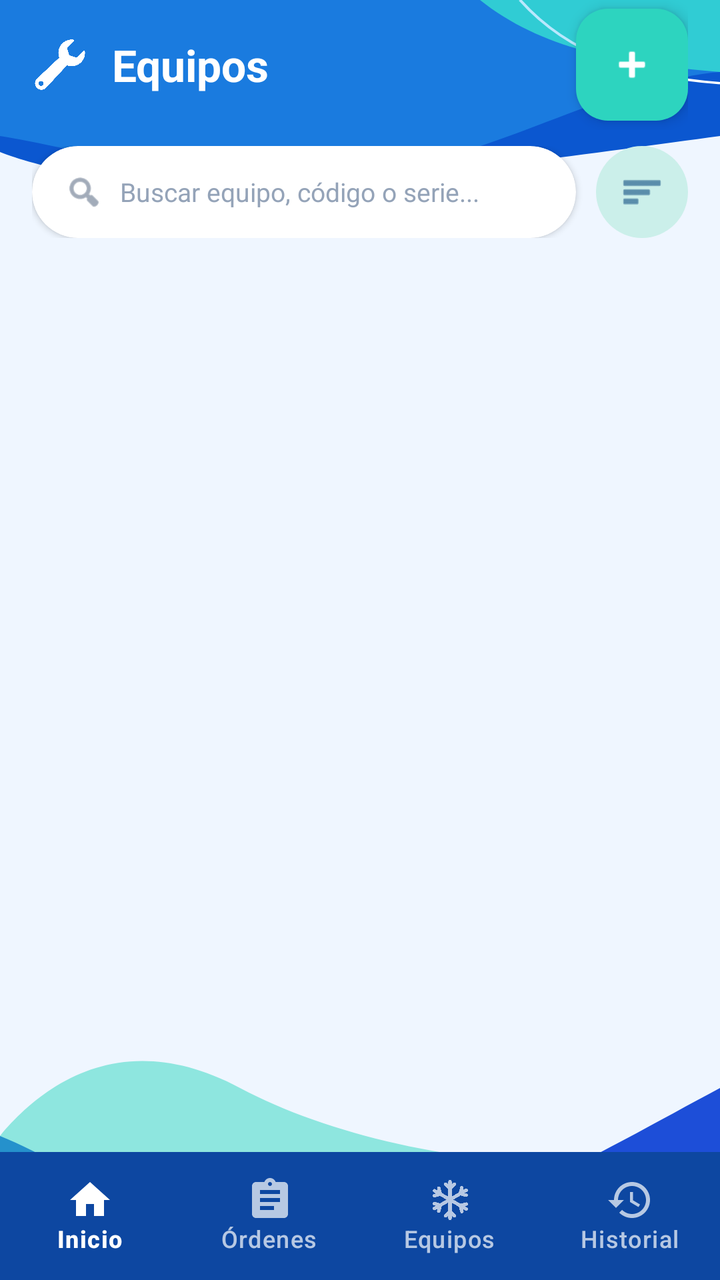
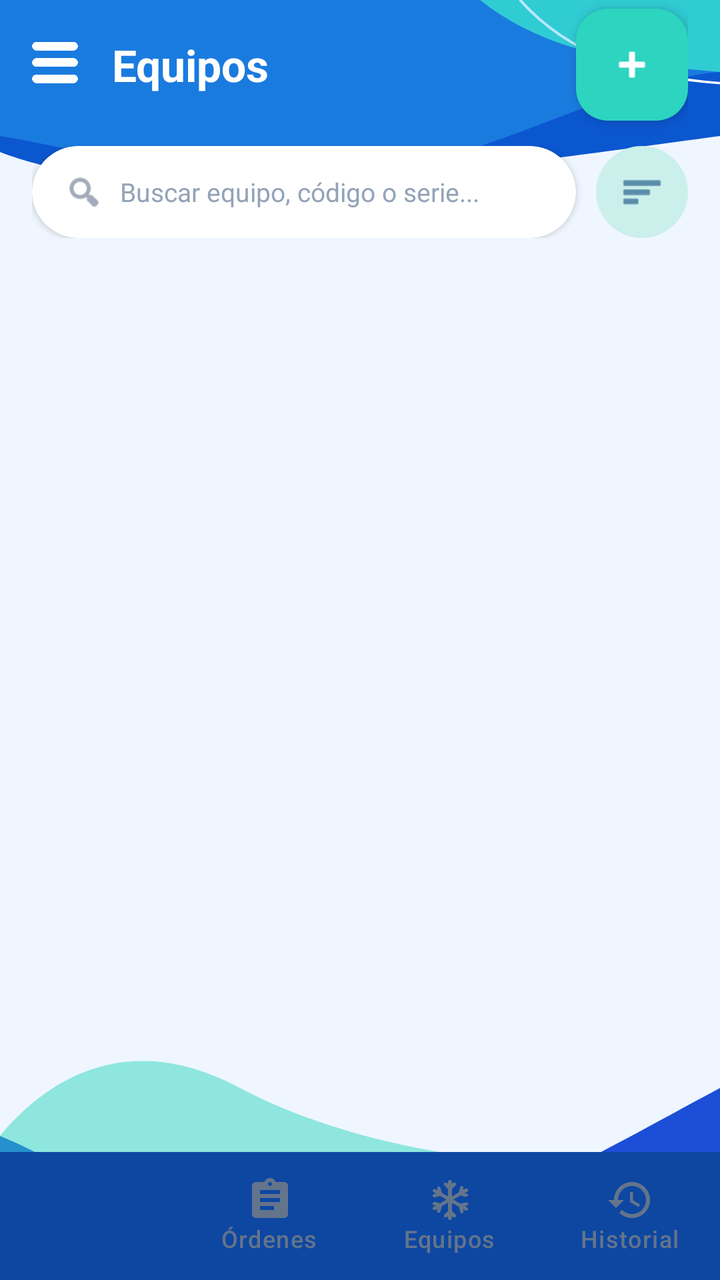

Compare the two renders of this Android layout. The source of the first and the diff that turns it into the second are given below.
<!-- AndroidManifest.xml: application theme Theme.ClimaTrack -->
<!-- res/layout/activity_equipos.xml -->
<?xml version="1.0" encoding="utf-8"?>
<androidx.constraintlayout.widget.ConstraintLayout
    xmlns:android="http://schemas.android.com/apk/res/android"
    xmlns:app="http://schemas.android.com/apk/res-auto"
    xmlns:tools="http://schemas.android.com/tools"
    android:layout_width="match_parent"
    android:layout_height="match_parent"
    android:background="@drawable/bg_detalle_orden"
    tools:context=".activities.EquiposActivity">

    
    <RelativeLayout
        android:id="@+id/headerToolbar"
        android:layout_width="match_parent"
        android:layout_height="65dp"
        android:paddingStart="16dp"
        android:paddingEnd="16dp"
        app:layout_constraintTop_toTopOf="parent">

        <ImageView
            android:id="@+id/iconHeader"
            android:layout_width="28dp"
            android:layout_height="28dp"
            android:layout_centerVertical="true"
            android:src="@drawable/ic_llave"
            app:tint="@color/white" />

        <TextView
            android:layout_width="wrap_content"
            android:layout_height="wrap_content"
            android:layout_centerVertical="true"
            android:layout_marginStart="12dp"
            android:layout_toEndOf="@id/iconHeader"
            android:text="Equipos"
            android:textColor="@color/white"
            android:textSize="22sp"
            android:textStyle="bold" />

        
        <com.google.android.material.floatingactionbutton.FloatingActionButton
            android:id="@+id/btnAgregarEquipo"
            android:layout_width="wrap_content"
            android:layout_height="wrap_content"
            android:layout_alignParentEnd="true"
            android:layout_centerVertical="true"
            android:contentDescription="Agregar"
            android:src="@android:drawable/ic_input_add"
            app:backgroundTint="#2DD4BF"
            app:borderWidth="0dp"
            app:elevation="4dp"
            app:fabSize="mini"
            app:tint="@color/white"/>
    </RelativeLayout>

    
    <LinearLayout
        android:id="@+id/layoutSearch"
        android:layout_width="match_parent"
        android:layout_height="wrap_content"
        android:gravity="center_vertical"
        android:orientation="horizontal"
        android:paddingStart="16dp"
        android:paddingTop="8dp"
        android:paddingEnd="16dp"
        android:paddingBottom="8dp"
        app:layout_constraintTop_toBottomOf="@id/headerToolbar">

        
        <androidx.cardview.widget.CardView
            android:layout_width="0dp"
            android:layout_height="46dp"
            android:layout_weight="1"
            app:cardBackgroundColor="@color/white"
            app:cardCornerRadius="23dp"
            app:cardElevation="2dp">

            <LinearLayout
                android:layout_width="match_parent"
                android:layout_height="match_parent"
                android:gravity="center_vertical"
                android:orientation="horizontal"
                android:paddingStart="16dp"
                android:paddingEnd="16dp">

                <ImageView
                    android:layout_width="20dp"
                    android:layout_height="20dp"
                    android:src="@android:drawable/ic_menu_search"
                    app:tint="#64748B" />

                <EditText
                    android:id="@+id/etBuscar"
                    android:layout_width="match_parent"
                    android:layout_height="match_parent"
                    android:layout_marginStart="8dp"
                    android:background="@null"
                    android:hint="Buscar equipo, código o serie..."
                    android:inputType="text"
                    android:textColor="#0F4C81"
                    android:textColorHint="#94A3B8"
                    android:textSize="13sp" />
            </LinearLayout>
        </androidx.cardview.widget.CardView>

        
        <ImageView
            android:id="@+id/btnFilter"
            android:layout_width="46dp"
            android:layout_height="46dp"
            android:layout_marginStart="10dp"
            android:background="@drawable/bg_icon_circle"
            android:padding="12dp"
            android:src="@android:drawable/ic_menu_sort_by_size"
            app:tint="#0F4C81" />
    </LinearLayout>

    
    <androidx.recyclerview.widget.RecyclerView
        android:id="@+id/rvEquipos"
        android:layout_width="match_parent"
        android:layout_height="0dp"
        android:clipToPadding="false"
        android:paddingStart="16dp"
        android:paddingTop="8dp"
        android:paddingEnd="16dp"
        android:paddingBottom="90dp"
        app:layoutManager="androidx.recyclerview.widget.LinearLayoutManager"
        app:layout_constraintBottom_toBottomOf="parent"
        app:layout_constraintTop_toBottomOf="@id/layoutSearch"
        tools:listitem="@layout/item_equipo" />

    
    <com.google.android.material.bottomnavigation.BottomNavigationView
        android:id="@+id/bottomNavigation"
        android:layout_width="match_parent"
        android:layout_height="64dp"
        android:background="#FFFFFF"
        app:elevation="8dp"
        app:labelVisibilityMode="labeled"
        app:menu="@menu/bottom_menu"
        app:layout_constraintBottom_toBottomOf="parent" />

</androidx.constraintlayout.widget.ConstraintLayout>
<!-- res/layout/item_equipo.xml (included above) -->
<?xml version="1.0" encoding="utf-8"?>
<androidx.cardview.widget.CardView xmlns:android="http://schemas.android.com/apk/res/android"
    xmlns:app="http://schemas.android.com/apk/res-auto"
    android:layout_width="match_parent"
    android:layout_height="wrap_content"
    android:layout_marginHorizontal="16dp"
    android:layout_marginVertical="6dp"
    app:cardBackgroundColor="@android:color/white"
    app:cardCornerRadius="16dp"
    app:cardElevation="2dp">

    <LinearLayout
        android:layout_width="match_parent"
        android:layout_height="wrap_content"
        android:gravity="center_vertical"
        android:orientation="horizontal"
        android:padding="14dp">

        
        <ImageView
            android:id="@+id/imgEquipo"
            android:layout_width="90dp"
            android:layout_height="80dp"
            android:contentDescription="Foto del equipo"
            android:scaleType="fitCenter"
            android:src="@drawable/splitt_pared" />

        
        <LinearLayout
            android:layout_width="0dp"
            android:layout_height="wrap_content"
            android:layout_marginStart="12dp"
            android:layout_weight="1"
            android:orientation="vertical">

            
            <LinearLayout
                android:layout_width="match_parent"
                android:layout_height="wrap_content"
                android:gravity="center_vertical"
                android:orientation="horizontal">

                <TextView
                    android:id="@+id/tvCodigoEquipo"
                    android:layout_width="0dp"
                    android:layout_height="wrap_content"
                    android:layout_weight="1"
                    android:text="EQ-00015"
                    android:textColor="#0B234A"
                    android:textSize="15sp"
                    android:textStyle="bold" />

                
                <TextView
                    android:id="@+id/tvEstadoBadge"
                    android:layout_width="wrap_content"
                    android:layout_height="wrap_content"
                    android:background="@drawable/bg_badge_operativo"
                    android:paddingHorizontal="8dp"
                    android:paddingVertical="3dp"
                    android:text="OPERATIVO"
                    android:textColor="#2E7D32"
                    android:textSize="10sp"
                    android:textStyle="bold" />
            </LinearLayout>

            
            <LinearLayout
                android:layout_width="match_parent"
                android:layout_height="wrap_content"
                android:layout_marginTop="4dp">

                <TextView
                    android:layout_width="wrap_content"
                    android:layout_height="wrap_content"
                    android:text="Tipo: "
                    android:textColor="#172F55"
                    android:textSize="12sp"
                    android:textStyle="bold" />

                <TextView
                    android:id="@+id/tvTipo"
                    android:layout_width="wrap_content"
                    android:layout_height="wrap_content"
                    android:text="Split Pared"
                    android:textColor="#60738C"
                    android:textSize="12sp" />
            </LinearLayout>

            
            <LinearLayout
                android:layout_width="match_parent"
                android:layout_height="wrap_content"
                android:layout_marginTop="1dp">

                <TextView
                    android:layout_width="wrap_content"
                    android:layout_height="wrap_content"
                    android:text="Marca: "
                    android:textColor="#172F55"
                    android:textSize="12sp"
                    android:textStyle="bold" />

                <TextView
                    android:id="@+id/tvMarca"
                    android:layout_width="wrap_content"
                    android:layout_height="wrap_content"
                    android:text="LG"
                    android:textColor="#60738C"
                    android:textSize="12sp" />
            </LinearLayout>

            
            <LinearLayout
                android:layout_width="match_parent"
                android:layout_height="wrap_content"
                android:layout_marginTop="1dp">

                <TextView
                    android:layout_width="wrap_content"
                    android:layout_height="wrap_content"
                    android:text="Modelo: "
                    android:textColor="#172F55"
                    android:textSize="12sp"
                    android:textStyle="bold" />

                <TextView
                    android:id="@+id/tvModelo"
                    android:layout_width="wrap_content"
                    android:layout_height="wrap_content"
                    android:text="Dual Inverter 24K"
                    android:textColor="#60738C"
                    android:textSize="12sp" />
            </LinearLayout>

            
            <LinearLayout
                android:layout_width="match_parent"
                android:layout_height="wrap_content"
                android:layout_marginTop="1dp">

                <TextView
                    android:layout_width="wrap_content"
                    android:layout_height="wrap_content"
                    android:text="Serie: "
                    android:textColor="#172F55"
                    android:textSize="12sp"
                    android:textStyle="bold" />

                <TextView
                    android:id="@+id/tvSerie"
                    android:layout_width="wrap_content"
                    android:layout_height="wrap_content"
                    android:text="LG24TI2022015"
                    android:textColor="#60738C"
                    android:textSize="12sp" />
            </LinearLayout>

            
            <LinearLayout
                android:layout_width="match_parent"
                android:layout_height="wrap_content"
                android:layout_marginTop="1dp">

                <TextView
                    android:layout_width="wrap_content"
                    android:layout_height="wrap_content"
                    android:text="Cliente: "
                    android:textColor="#172F55"
                    android:textSize="12sp"
                    android:textStyle="bold" />

                <TextView
                    android:id="@+id/tvCliente"
                    android:layout_width="wrap_content"
                    android:layout_height="wrap_content"
                    android:text="ACME S.A.S."
                    android:textColor="#60738C"
                    android:textSize="12sp" />
            </LinearLayout>

        </LinearLayout>

        
        <ImageView
            android:layout_width="20dp"
            android:layout_height="20dp"
            android:layout_marginStart="8dp"
            android:src="@drawable/ic_chevron_right"
            app:tint="#8A9BB0" />

    </LinearLayout>

</androidx.cardview.widget.CardView>
<!-- resources referenced by this layout -->
<resources>
  <color name="white">#FFFFFFFF</color>
  <!-- drawable bg_badge_operativo (drawable) -->
  <?xml version="1.0" encoding="utf-8"?>
  <shape xmlns:android="http://schemas.android.com/apk/res/android"
      android:shape="rectangle">
      <solid android:color="#DCE9F9" />
      <corners android:radius="12dp" />
  </shape>
  <!-- drawable bg_icon_circle (drawable) -->
  <?xml version="1.0" encoding="utf-8"?>
  <shape xmlns:android="http://schemas.android.com/apk/res/android" android:shape="oval">
      <solid android:color="#CBEFEA" /> 
  </shape>
  <!-- drawable ic_chevron_right (drawable) -->
  <vector xmlns:android="http://schemas.android.com/apk/res/android"
      android:width="24dp"
      android:height="24dp"
      android:viewportWidth="24"
      android:viewportHeight="24"
      android:tint="?attr/colorControlNormal">
      <path
          android:fillColor="#FF000000"
          android:pathData="M8.59,16.59 L13.17,12 L8.59,7.41 L10,6 L16,12 L10,18 Z" />
  </vector>
  <!-- drawable ic_llave: png bitmap (drawable, 48289 bytes) -->
  <style name="Theme.ClimaTrack" parent="Base.Theme.ClimaTrack" />
  <style name="Base.Theme.ClimaTrack" parent="Theme.Material3.DayNight.NoActionBar">
          
          <item name="colorPrimary">@color/primary</item>
          <item name="colorOnPrimary">@color/on_primary</item>
          <item name="colorPrimaryContainer">@color/primary_container</item>
          <item name="colorOnPrimaryContainer">@color/on_primary_container</item>
  
          <item name="colorSecondary">@color/secondary</item>
          <item name="colorOnSecondary">@color/on_secondary</item>
          <item name="colorSecondaryContainer">@color/secondary_container</item>
          <item name="colorOnSecondaryContainer">@color/on_secondary_container</item>
  
          <item name="android:navigationBarColor">@android:color/transparent</item>
          <item name="android:statusBarColor">@android:color/transparent</item>
          <item name="android:windowLightStatusBar">true</item>
  
          
          <item name="bottomNavigationStyle">@style/Widget.App.BottomNavigationView</item>
  
          
          <item name="shapeAppearanceSmallComponent">@style/ShapeAppearance.ClimaTrack.Small</item>
          <item name="shapeAppearanceMediumComponent">@style/ShapeAppearance.ClimaTrack.Medium</item>
          <item name="shapeAppearanceLargeComponent">@style/ShapeAppearance.ClimaTrack.Large</item>
      </style>
  <color name="primary">#0D50B5</color>
  <color name="on_primary">#FFFFFF</color>
  <color name="primary_container">#D9EEFF</color>
  <color name="on_primary_container">#06366F</color>
  <color name="secondary">#68D0BC</color>
  <color name="on_secondary">#073A35</color>
  <color name="secondary_container">#D8F5EF</color>
  <color name="on_secondary_container">#12483F</color>
  <style name="Widget.App.BottomNavigationView" parent="Widget.Material3.BottomNavigationView">
          <item name="indicatorColor">#33FFFFFF</item>
          <item name="itemIconTint">@color/bottom_nav_colors_white</item>
          <item name="itemTextColor">@color/bottom_nav_colors_white</item>
          <item name="backgroundTint">#0D47A1</item>
      </style>
  <style name="ShapeAppearance.ClimaTrack.Small" parent="ShapeAppearance.Material3.SmallComponent">
          <item name="cornerSize">8dp</item>
      </style>
  <style name="ShapeAppearance.ClimaTrack.Medium" parent="ShapeAppearance.Material3.MediumComponent">
          <item name="cornerSize">16dp</item>
      </style>
  <style name="ShapeAppearance.ClimaTrack.Large" parent="ShapeAppearance.Material3.LargeComponent">
          <item name="cornerSize">28dp</item>
      </style>
  <!-- unchanged entries left out for length: 2 -->
</resources>

<!-- the commit's change to res/layout/activity_equipos.xml (unified diff, before → after) -->
@@ -22,7 +22,7 @@
             android:layout_width="28dp"
             android:layout_height="28dp"
             android:layout_centerVertical="true"
-            android:src="@drawable/ic_llave"
+            android:src="@drawable/ic_menu"
             app:tint="@color/white" />
 
         <TextView
@@ -123,10 +123,10 @@
         android:paddingStart="16dp"
         android:paddingTop="8dp"
         android:paddingEnd="16dp"
-        android:paddingBottom="90dp"
+        android:paddingBottom="16dp"
         app:layoutManager="androidx.recyclerview.widget.LinearLayoutManager"
-        app:layout_constraintBottom_toBottomOf="parent"
         app:layout_constraintTop_toBottomOf="@id/layoutSearch"
+        app:layout_constraintBottom_toTopOf="@id/bottomNavigation"
         tools:listitem="@layout/item_equipo" />
 
     
@@ -134,11 +134,18 @@
         android:id="@+id/bottomNavigation"
         android:layout_width="match_parent"
         android:layout_height="64dp"
+        android:layout_gravity="bottom"
         android:background="#FFFFFF"
-        app:elevation="8dp"
+        app:elevation="12dp"
+        app:itemActiveIndicatorStyle="@null"
+        app:itemIconSize="24dp"
+        app:itemIconTint="@color/bottom_nav_colors_light"
+        app:itemTextColor="@color/bottom_nav_colors_light"
         app:labelVisibilityMode="labeled"
         app:menu="@menu/bottom_menu"
-        app:layout_constraintBottom_toBottomOf="parent" />
+        app:layout_constraintBottom_toBottomOf="parent"
+        app:layout_constraintEnd_toEndOf="parent"
+        app:layout_constraintStart_toStartOf="parent" />
 
 </androidx.constraintlayout.widget.ConstraintLayout>
 <!-- res/layout/item_equipo.xml (included above) -->
<!-- resource entries referenced after the edit -->
@@ -24,7 +24,7 @@
           android:fillColor="#FF000000"
           android:pathData="M8.59,16.59 L13.17,12 L8.59,7.41 L10,6 L16,12 L10,18 Z" />
   </vector>
-  <!-- drawable ic_llave: png bitmap (drawable, 48289 bytes) -->
+  <!-- drawable ic_menu: png bitmap (drawable, 25961 bytes) -->
   <style name="Theme.ClimaTrack" parent="Base.Theme.ClimaTrack" />
   <style name="Base.Theme.ClimaTrack" parent="Theme.Material3.DayNight.NoActionBar">
           
